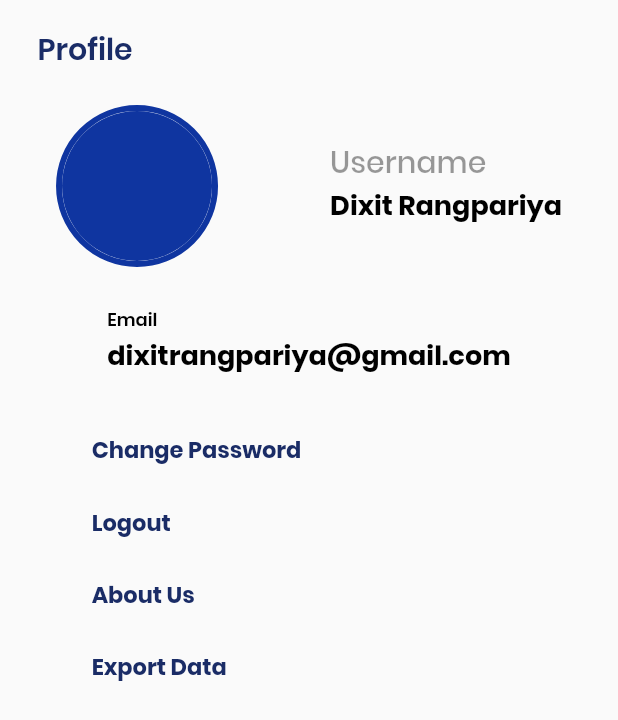
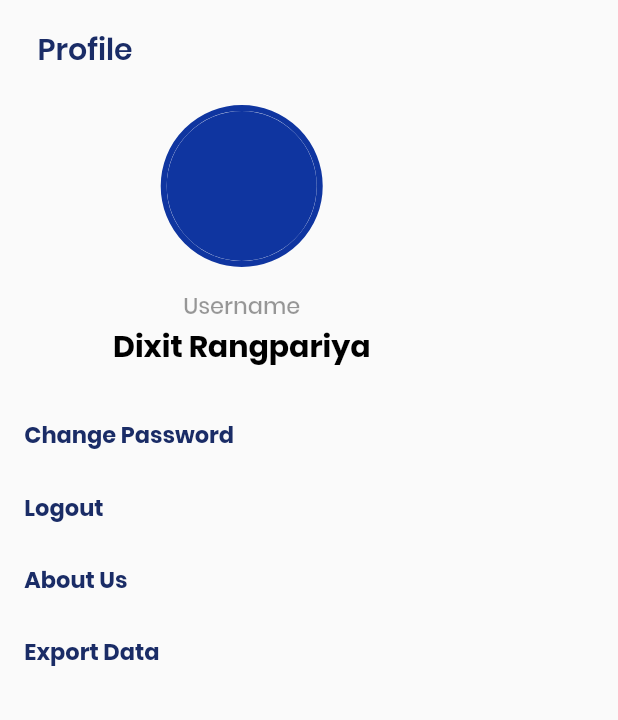
Before and after one commit to DixitRangpariya/em-master, a Flutter app: the Profile screen opened directly, on a phone screen of 412 x 824 dp. Shown: the top 720 px of the screen. Run offline on Flutter 3.47's test engine with Material 2 defaults, Android fonts, the light colour scheme and no system bars; our stand-ins replace cloud_firestore, dotted_border, firebase_auth, firebase_core, firebase_storage, flutter_speed_dial and 6 more; missing offline and left inert: gradient_ui_widgets, syncfusion_flutter_pdf; accounts and stored records are empty.

Commit message:
Profile & About us

```diff
--- a/lib/my_profile/profile.dart
+++ b/lib/my_profile/profile.dart
@@ -4,6 +4,7 @@ import 'package:expanse_manage/common_widget/common_textbutton.dart';
 import 'package:expanse_manage/my_profile/change_password.dart';
 import 'package:expanse_manage/my_profile/mobail.dart';
 import 'package:expanse_manage/my_profile/my_profile_controller.dart';
+import 'package:expanse_manage/screens/about.dart';
 import 'package:expanse_manage/signup_screen/signup_controller.dart';
 import 'package:firebase_auth/firebase_auth.dart';
 import 'package:flutter/material.dart';
@@ -25,9 +26,6 @@ class Profile extends StatelessWidget {
       appBar: CommonAppBar(title: 'Profile', hasBackIcon: false),
       body: Column(
         children: [
-          Row(
-            mainAxisAlignment: MainAxisAlignment.spaceAround,
-            children: [
           Container(
             decoration: BoxDecoration(
                 borderRadius: BorderRadius.circular(60),
@@ -46,12 +44,15 @@ class Profile extends StatelessWidget {
               // ),
             ),
           ),
+          SizedBox(
+            height: 20,
+          ),
           Column(
-                crossAxisAlignment: CrossAxisAlignment.start,
+            crossAxisAlignment: CrossAxisAlignment.center,
             children: [
               CustomText("Username",
                   fontWeight: FontWeight.w500,
-                      size: 20,
+                  size: 15,
                   color: Colors.black.withOpacity(0.4)),
               const SizedBox(
                 height: 10,
@@ -59,35 +60,12 @@ class Profile extends StatelessWidget {
               const CustomText(
                 "Dixit Rangpariya",
                 fontWeight: FontWeight.bold,
-                    size: 18,
-                  ),
-                ],
+                size: 20,
               ),
             ],
           ),
           const SizedBox(
-            height: 30,
-          ),
-          Column(
-            crossAxisAlignment: CrossAxisAlignment.start,
-            children: const [
-              CustomText(
-                "Email",
-                fontWeight: FontWeight.w600,
-                size: 12,
-              ),
-              SizedBox(
-                height: 10,
-              ),
-              CustomText(
-                "dixitrangpariya@gmail.com",
-                fontWeight: FontWeight.bold,
-                size: 18,
-              ),
-              SizedBox(
-                height: 25,
-              ),
-            ],
+            height: 20,
           ),
           const SizedBox(
             height: 5,
@@ -108,7 +86,7 @@ class Profile extends StatelessWidget {
                   text: 'Logout'),
               buildTextButton(
                   onPressed: () {
-                    // Get.to(ChangePassword());
+                    Get.to(Aboutus());
                   },
                   text: 'About Us'),
               buildTextButton(
```
Also changed, not shown: lib/screens/about.dart (+20 -0 lines). Lines whose indentation alone changed are shown as unchanged.
